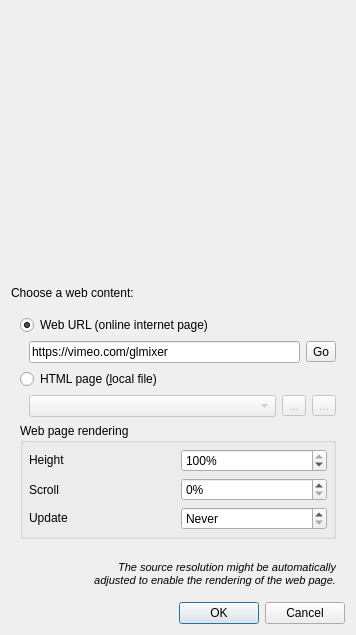
Before: the Qt Designer form src/WebSourceCreationDialog.ui in markus-wa/glmixer-mirror, drawn with Qt 5.
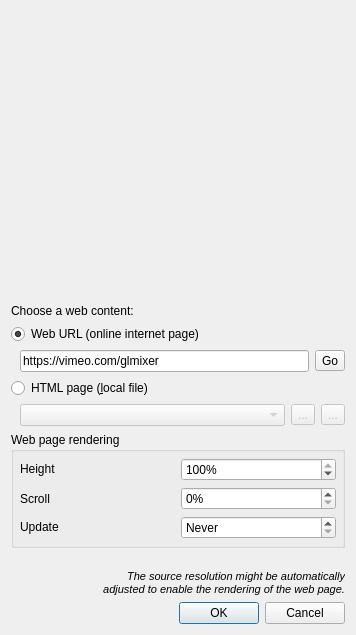
After: the same form once the commit is applied. Icons and pictures are not drawn. Custom widgets are drawn as their Qt base class.

Commit message: Improving visual appearance of GUI under OSX.

```diff
--- a/src/WebSourceCreationDialog.ui
+++ b/src/WebSourceCreationDialog.ui
@@ -50,6 +50,9 @@
       </sizepolicy>
      </property>
      <layout class="QVBoxLayout" name="verticalLayout_2">
+      <property name="margin">
+       <number>0</number>
+      </property>
       <item>
        <widget class="QRadioButton" name="webURL">
         <property name="text">
```
Left out of the diff: 33 changed lines with no effect on the pictures. The commit also changes 5 other files.
